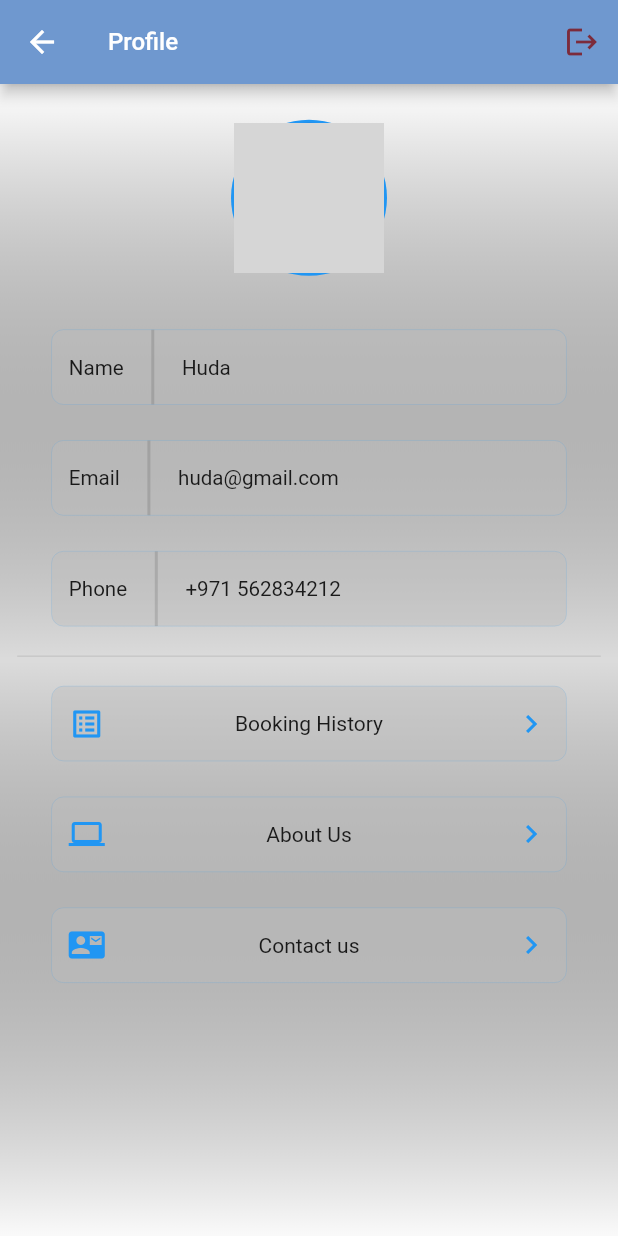
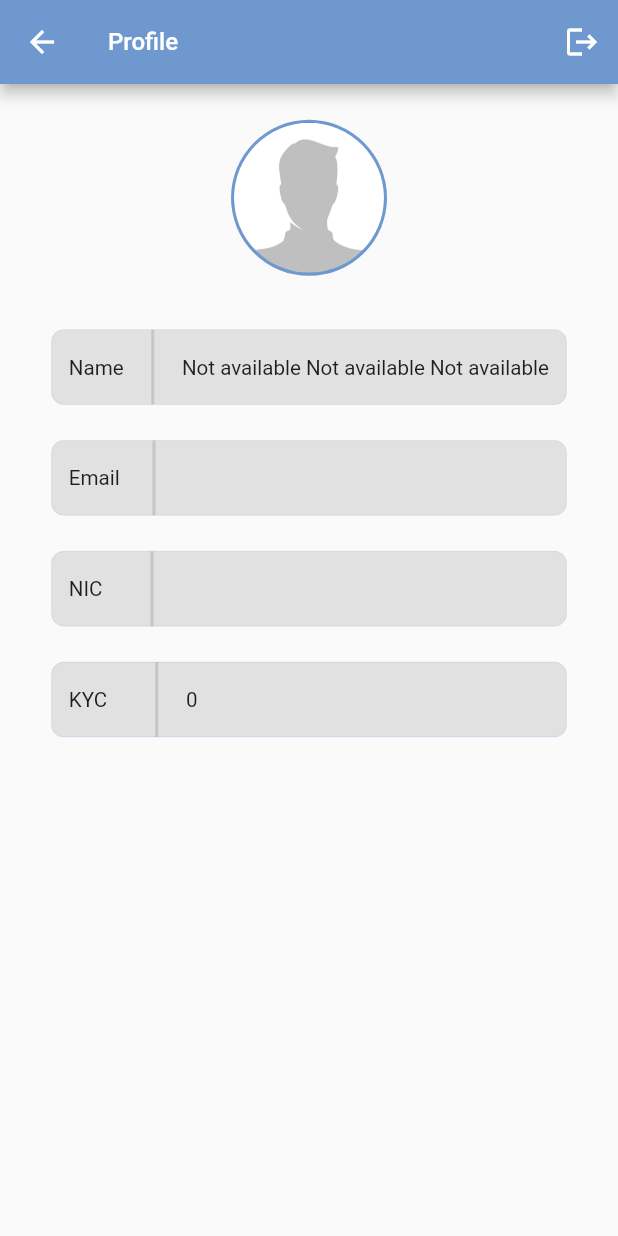
Before and after one commit to HudaLatheef/auth_test_bloc, a Flutter app: the ProfilePage screen opened directly, on a phone screen of 412 x 824 dp. Run offline on Flutter 3.47's test engine with Material 2 defaults, Android fonts, the phone set to English and light mode, and no system bars; our stand-ins replace bloc, connectivity_plus, dartz, dio, flutter_bloc, flutter_screenutil and 8 more; accounts and stored records are empty; network calls fail; grey boxes are pictures that could not be loaded.

Commit message:
28 april

```diff
--- a/lib/core/styles/k_color_gradient_container.dart
+++ b/lib/core/styles/k_color_gradient_container.dart
@@ -9,9 +9,7 @@ Widget backgroundGradientContainer(BuildContext context) {
             begin: Alignment.topCenter,
             end: Alignment.bottomCenter,
             colors: [
-          Theme.of(context).cardColor,
-          Theme.of(context).focusColor,
-          Theme.of(context).canvasColor,
+
         ])),
   );
 }
--- a/lib/core/styles/k_stack_container.dart
+++ b/lib/core/styles/k_stack_container.dart
@@ -10,7 +10,7 @@ Widget gradientStackContainer({
 }) {
   return Stack(
     children: <Widget>[
-      backgroundGradientContainer(context),
+
       Positioned.fill(
         child: BackdropFilter(
           filter: ImageFilter.blur(sigmaX: .0, sigmaY: 2.0),
--- a/lib/data/model/profile/user/profile.dart
+++ b/lib/data/model/profile/user/profile.dart
@@ -11,7 +11,7 @@ class Profile with _$Profile {
 		@JsonKey(name: 'FIRST_NAME') String? firstName,
 		@JsonKey(name: 'SURNAME') String? surname,
 		String? email,
-		@JsonKey(name: 'email_verification') DateTime? emailVerification,
+		@JsonKey(name: 'email_verification') String? emailVerification,
 		String? nic,
 		int? kyc,
 	}) = _Profile;
--- a/lib/helper/app_routes.dart
+++ b/lib/helper/app_routes.dart
@@ -1,5 +1,6 @@
 import 'package:auth_test_bloc/screens/home/homepage_ui.dart';
 import 'package:auth_test_bloc/screens/login/ui/login_ui.dart';
+import 'package:auth_test_bloc/screens/profile/profilepage.dart';
 import 'package:auth_test_bloc/screens/splash/splash.dart';
 import 'package:flutter/cupertino.dart';
 
@@ -9,6 +10,7 @@ class AppRoutes {
     SplashPage.routeName: (ctx) =>  SplashPage(),
     HomePage.routeName: (ctx) =>const  HomePage(),
     LoginPage.routeName:(ctx) =>const  LoginPage(),
+    ProfilePage.routeName:(ctx) =>  ProfilePage(),
 
   };
 
--- a/lib/screens/profile/bloc/profile_state.dart
+++ b/lib/screens/profile/bloc/profile_state.dart
@@ -11,6 +11,6 @@ class ProfileState with _$ProfileState {
   }) = _ProfileState;
 
   factory ProfileState.initial(){
-    return const ProfileState(isLoading: false,profileDataFilureOrSuccessOption: None() );
+    return  ProfileState(isLoading: false,profileDataFilureOrSuccessOption: None(),profiledata: Profile(firstName: 'Not available',title: 'Not available',initials: 'Not available',surname: 'Not available',email: "",emailVerification: 'Not available',nic: '',kyc: 0) );
   }
 }
--- a/lib/screens/profile/profilepage.dart
+++ b/lib/screens/profile/profilepage.dart
@@ -1,4 +1,3 @@
-import 'package:auth_test_bloc/core/styles/k_color.dart';
 import 'package:auth_test_bloc/core/styles/k_padding_edge.dart';
 import 'package:auth_test_bloc/core/styles/k_sizedbox.dart';
 import 'package:auth_test_bloc/core/styles/k_stack_container.dart';
@@ -6,19 +5,28 @@ import 'package:auth_test_bloc/screens/profile/bloc/profile_bloc.dart';
 import 'package:auth_test_bloc/screens/profile/widgets/field_value.dart';
 import 'package:auth_test_bloc/util/color.dart';
 import 'package:flutter/material.dart';
+import 'package:flutter/src/widgets/framework.dart';
+import 'package:flutter/src/widgets/placeholder.dart';
 import 'package:flutter_bloc/flutter_bloc.dart';
 import 'package:flutter_screenutil/flutter_screenutil.dart';
 import 'package:go_router/go_router.dart';
 
+
+
 class ProfilePage extends StatelessWidget {
+  static const routeName = '/profile-page';
   ProfilePage({super.key});
   String email = 'Not available';
 
   @override
   Widget build(BuildContext context) {
+    WidgetsBinding.instance!.addPostFrameCallback((_) {
+      BlocProvider.of<ProfileBloc>(context).add(ProfileEvent.getProfileData());
+    });
     // load();
     return Scaffold(
         appBar: AppBar(
+          backgroundColor: ConstantColor.primaryColor,
           title: Text(
             'Profile',
             style: TextStyle(fontSize: 14.sp),
@@ -26,76 +34,61 @@ class ProfilePage extends StatelessWidget {
           actions: [
             IconButton(
                 onPressed: () async {
-                  // context.go(context.namedLocation('signin'));
+                  context.go(context.namedLocation('signin'));
                   // await AuthService().signOut();
                 },
                 icon: Icon(
                   Icons.logout,
-                  color: ConstantColor.secondaryColor,
+                  color: Colors.white,
                 ))
           ],
-          backgroundColor: ConstantColor.primaryColor,
         ),
-        body: gradientStackContainer(
-          context: context,
-          child: Container(
-            margin: kEdgeH10,
-            child: BlocBuilder<ProfileBloc, ProfileState>(
-              builder: (context, state) {
-                return
-                state.isLoading!?
-                const Center(child: CircularProgressIndicator()):
-                 ListView(
+        body:  BlocBuilder<ProfileBloc, ProfileState>(
+          builder: (context, state) {
+            return  Container(
+                margin: kEdgeH10,
+                child: ListView(
                   physics: const ClampingScrollPhysics(),
                   children: [
                     kHSizedBox20,
                     CircleAvatar(
                       radius: 52,
-                      backgroundColor: getPrimaryColor(context),
+                      backgroundColor: ConstantColor.primaryColor,
                       child: const CircleAvatar(
                         radius: 50,
                         backgroundImage:
-                            AssetImage('assets/images/default_img.jpg'),
+                            AssetImage('assets/images/man.jpeg'),
                       ),
                     ),
                     kHSizedBox20,
                     fieldValueWidget(
                       context: context,
                       field: 'Name',
-                      value: "Huda",
+                      value: "${state.profiledata!.title!} ${state.profiledata!.firstName!} ${state.profiledata!.initials!}",
                     ),
                     fieldValueWidget(
                       context: context,
-                      field: 'Email',
-                      value: 'huda@gmail.com',
+                      field: 'Email ',
+                      value: state.profiledata!.email!,
                     ),
                     fieldValueWidget(
                       context: context,
-                      field: 'Phone',
-                      value: '+971 562834212',
+                      field: 'NIC    ',
+                      value: state.profiledata!.nic!,
                     ),
-                    const Divider(),
-                    containerFieldNav(
+                    fieldValueWidget(
                       context: context,
-                      icon: Icons.list_alt,
-                      title: 'Booking History',
+                      field: 'KYC    ',
+                      value: state.profiledata!.kyc!.toString(),
                     ),
-                    containerFieldNav(
-                      context: context,
-                      icon: Icons.computer,
-                      title: 'About Us',
-                    ),
-                    containerFieldNav(
-                      context: context,
-                      icon: Icons.contact_mail,
-                      title: 'Contact us',
-                    ),
+
+
                     kHSizedBox20,
                   ],
-                );
-              },
-            ),
-          ),
+                ),
+
+            );
+          },
         ));
   }
 }
@@ -111,7 +104,7 @@ Widget containerFieldNav(
       height: 50,
       decoration: BoxDecoration(
         color: Theme.of(context).highlightColor,
-        border: Border.all(color: getPrimaryColor(context), width: 0.1),
+        border: Border.all(color: ConstantColor.primaryColor, width: 0.1),
         borderRadius: BorderRadius.circular(7.r),
       ),
       child: Row(
@@ -119,12 +112,12 @@ Widget containerFieldNav(
         children: <Widget>[
           Icon(
             icon,
-            color: getPrimaryColor(context),
+            color: ConstantColor.primaryColor,
           ),
           Text(title),
           Icon(
             Icons.chevron_right,
-            color: getPrimaryColor(context),
+            color: ConstantColor.primaryColor,
           )
         ],
       ));
--- a/pubspec.yaml
+++ b/pubspec.yaml
@@ -73,9 +73,9 @@ flutter:
   # the material Icons class.
   uses-material-design: true
   # To add assets to your application, add an assets section, like this:
-  # assets:
-  #   - images/a_dot_burr.jpeg
-  #   - images/a_dot_ham.jpeg
+  assets:
+    - assets/images/
+
   # An image asset can refer to one or more resolution-specific "variants", see
   # https://flutter.dev/assets-and-images/#resolution-aware
   # For details regarding adding assets from package dependencies, see
```
Also changed, not shown: lib/helper/go_router.dart (+7 -0 lines), lib/helper/routes.dart (+7 -0 lines), lib/infrastructure/profile/profile_repository.dart (+6 -1 lines), lib/screens/profile/bloc/profile_bloc.dart (+11 -0 lines), assets/images/man.jpeg (added), lib/data/model/profile/user/profile.freezed.dart, lib/data/model/profile/user/profile.g.dart, 1 other file.
